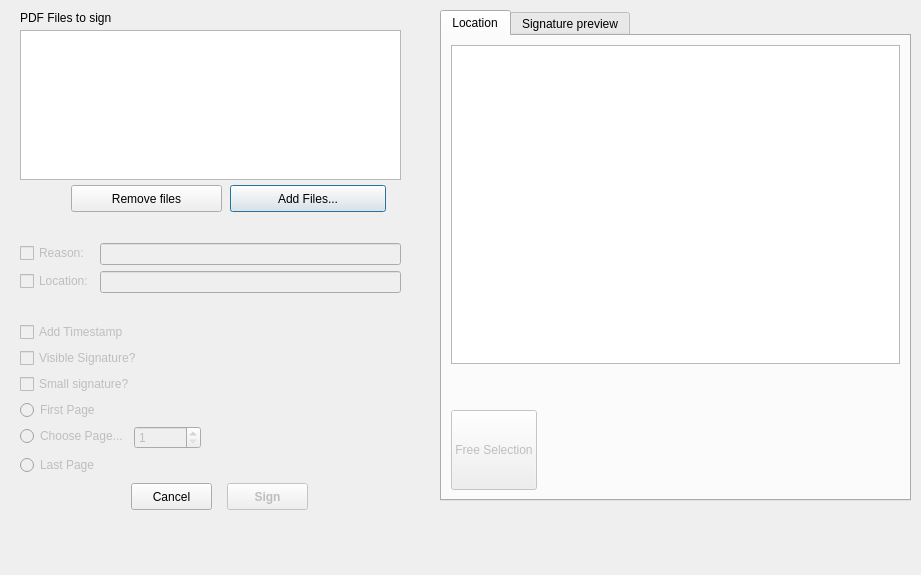
Above: pteid-mw-pt/_src/eidmw/eidgui/PDFSignWindow.ui from amagovpt/autenticacao.gov before the change. Below: the same form after it.
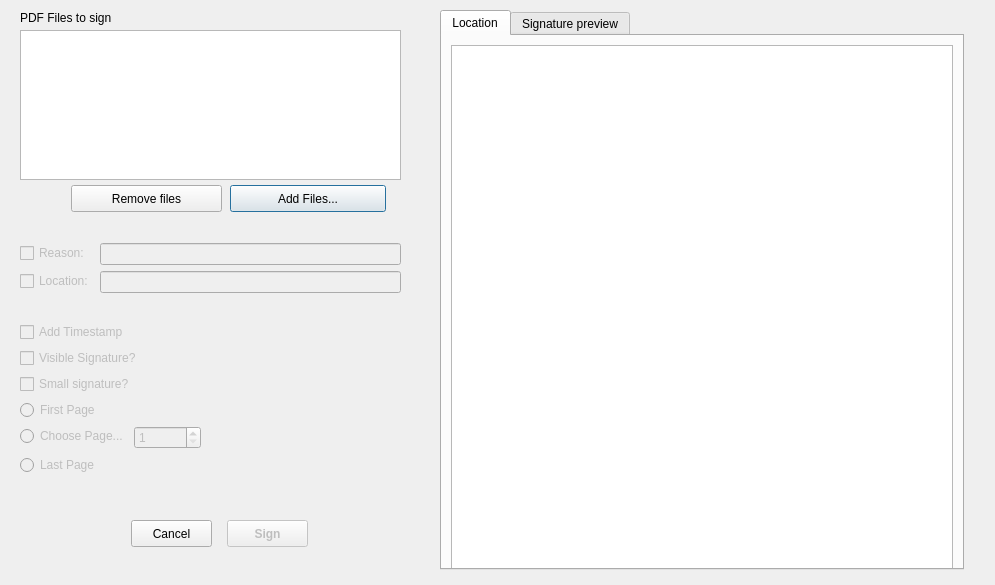
That is the form after the change. Custom widgets are drawn as their Qt base class.

Commit message: Implemented PDF Preview in the PDFSignWindow so that the user can correctly select where the visible signature should be in the page

```diff
--- a/pteid-mw-pt/_src/eidmw/eidgui/PDFSignWindow.ui
+++ b/pteid-mw-pt/_src/eidmw/eidgui/PDFSignWindow.ui
@@ -6,8 +6,8 @@
    <rect>
     <x>0</x>
     <y>0</y>
-    <width>921</width>
-    <height>575</height>
+    <width>995</width>
+    <height>585</height>
    </rect>
   </property>
   <property name="sizePolicy">
@@ -25,7 +25,7 @@
      <x>10</x>
      <y>0</y>
      <width>911</width>
-     <height>675</height>
+     <height>585</height>
     </rect>
    </property>
    <property name="sizePolicy">
@@ -244,7 +244,7 @@
     <property name="geometry">
      <rect>
       <x>217</x>
-      <y>483</y>
+      <y>520</y>
       <width>81</width>
       <height>27</height>
      </rect>
@@ -260,7 +260,7 @@
     <property name="geometry">
      <rect>
       <x>121</x>
-      <y>483</y>
+      <y>520</y>
       <width>81</width>
       <height>27</height>
      </rect>
@@ -288,8 +288,8 @@
     <rect>
      <x>440</x>
      <y>10</y>
-     <width>471</width>
-     <height>491</height>
+     <width>524</width>
+     <height>552</height>
     </rect>
    </property>
    <layout class="QVBoxLayout" name="vertical_layout_tab1">
@@ -307,7 +307,7 @@
       <property name="minimumSize">
        <size>
         <width>0</width>
-        <height>380</height>
+        <height>560</height>
        </size>
       </property>
       <property name="currentIndex">
@@ -321,58 +321,16 @@
         <item>
          <widget class="QGraphicsView" name="scene_view">
           <property name="sizePolicy">
-           <sizepolicy hsizetype="Preferred" vsizetype="Minimum">
+           <sizepolicy hsizetype="Minimum" vsizetype="Minimum">
             <horstretch>0</horstretch>
-            <verstretch>4</verstretch>
+            <verstretch>0</verstretch>
            </sizepolicy>
           </property>
-         </widget>
-        </item>
-        <item>
-         <widget class="QLabel" name="label_x">
-          <property name="sizePolicy">
-           <sizepolicy hsizetype="Preferred" vsizetype="Maximum">
-            <horstretch>0</horstretch>
-            <verstretch>1</verstretch>
-           </sizepolicy>
-          </property>
-          <property name="text">
-           <string/>
-          </property>
-          <property name="alignment">
-           <set>Qt::AlignLeading</set>
-          </property>
-         </widget>
-        </item>
-        <item>
-         <widget class="QLabel" name="label_y">
-          <property name="sizePolicy">
-           <sizepolicy hsizetype="Preferred" vsizetype="Maximum">
-            <horstretch>0</horstretch>
-            <verstretch>1</verstretch>
-           </sizepolicy>
-          </property>
-          <property name="text">
-           <string/>
-          </property>
-          <property name="alignment">
-           <set>Qt::AlignLeading</set>
-          </property>
-         </widget>
-        </item>
-        <item>
-         <widget class="QPushButton" name="pushButton_freeselect">
-          <property name="enabled">
-           <bool>false</bool>
-          </property>
-          <property name="sizePolicy">
-           <sizepolicy hsizetype="Maximum" vsizetype="Minimum">
-            <horstretch>0</horstretch>
-            <verstretch>1</verstretch>
-           </sizepolicy>
-          </property>
-          <property name="text">
-           <string>Free Selection</string>
+          <property name="minimumSize">
+           <size>
+            <width>200</width>
+            <height>530</height>
+           </size>
           </property>
          </widget>
         </item>
```
The commit also changes 6 other files.
